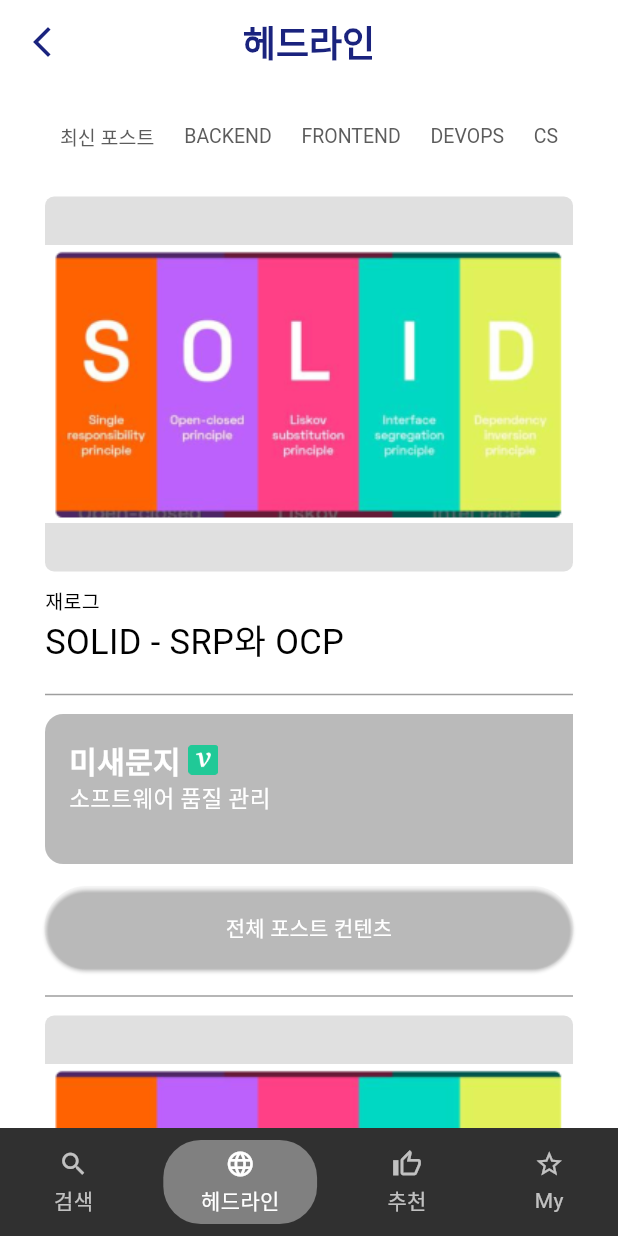
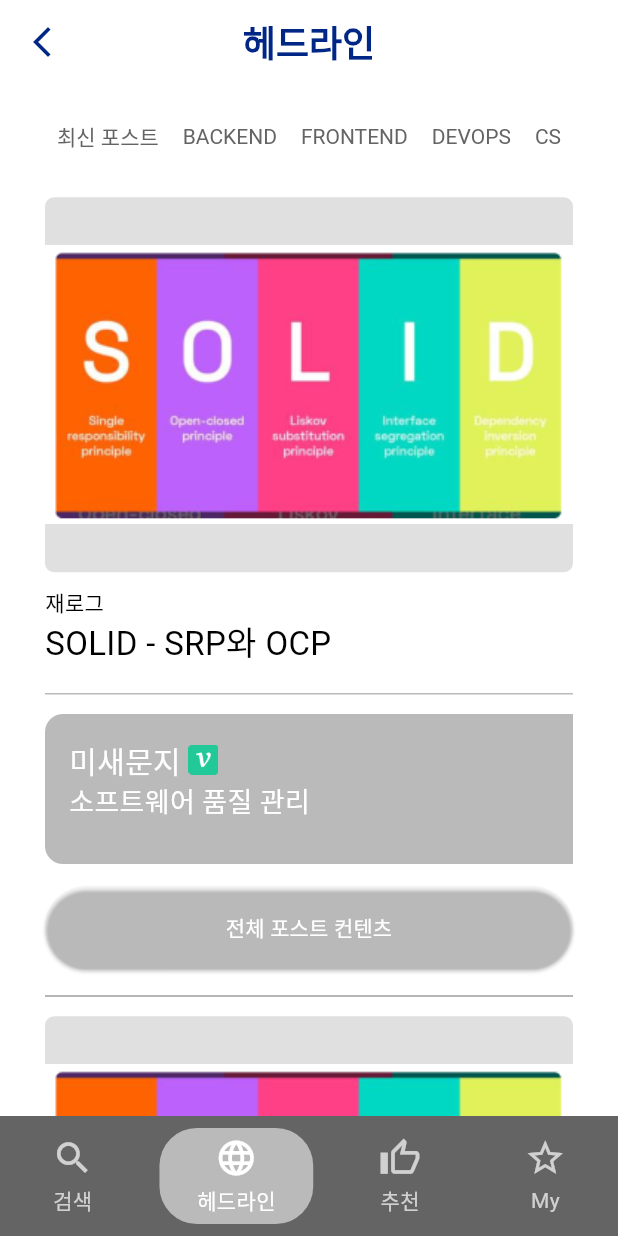
Before and after one commit to Indwoo/defee-frontend, a Flutter app: the screen it shows after launch, on a phone screen of 412 x 824 dp. Run offline on Flutter 3.47's test engine with Material 3 defaults, Android fonts, the phone set to English and light mode, and no system bars; our stand-ins replace share_plus, webview_flutter; Roboto replaces fonts that are missing (Pretendard).

Commit message:
[Feat] change `TextStyle` according to app_theme for various files

```diff
--- a/defeefront/lib/screens/headline/widgets/category.dart
+++ b/defeefront/lib/screens/headline/widgets/category.dart
@@ -1,3 +1,4 @@
+import 'package:defeefront/themes/app_theme.dart';
 import 'package:flutter/material.dart';
 
 class Category extends StatelessWidget {
@@ -10,10 +11,7 @@ class Category extends StatelessWidget {
       width: double.infinity,
       alignment: Alignment.center,
       child: DefaultTextStyle(
-        style: const TextStyle(
-          fontSize: 13,
-          color: Color.fromARGB(255, 92, 92, 92),
-        ),
+        style: DefeeTextStyles.hintSmall,
         child: Row(
           mainAxisAlignment: MainAxisAlignment.spaceAround,
           children: const [
--- a/defeefront/lib/screens/headline/widgets/popular.dart
+++ b/defeefront/lib/screens/headline/widgets/popular.dart
@@ -1,4 +1,5 @@
 import 'package:flutter/material.dart';
+import 'package:defeefront/themes/app_theme.dart';
 
 class Popular extends StatelessWidget {
   const Popular({super.key});
@@ -28,15 +29,15 @@ class Popular extends StatelessWidget {
           SizedBox(height: 10),
           Text(
             "재로그",
-            style: TextStyle(fontSize: 13, fontWeight: FontWeight.normal),
+            style: DefeeTextStyles.bodySmall,
           ),
           Text(
             "SOLID - SRP와 OCP",
-            style: TextStyle(fontSize: 23, fontWeight: FontWeight.normal),
+            style: DefeeTextStyles.bodyLarge,
           ),
           SizedBox(height: 10),
           Divider(
-            color: Colors.grey,
+            color: DefeeColors.grey,
             thickness: 1,
           ),
         ],
--- a/defeefront/lib/screens/headline/widgets/slide_post.dart
+++ b/defeefront/lib/screens/headline/widgets/slide_post.dart
@@ -1,4 +1,5 @@
 import 'package:flutter/material.dart';
+import 'package:defeefront/themes/app_theme.dart';
 
 class SlidePost extends StatelessWidget {
   const SlidePost({super.key});
@@ -30,7 +31,7 @@ class SlidePost extends StatelessWidget {
               backgroundColor: Color.fromARGB(1, 186, 186, 186)),
           child: const Text(
             "전체 포스트 컨텐츠",
-            style: TextStyle(color: Colors.white),
+            style: TextStyle(color: DefeeColors.white),
           ),
         ),
         SizedBox(height: 10),
@@ -51,7 +52,7 @@ class SlideItem extends StatelessWidget {
     return Container(
         width: 380,
         margin: const EdgeInsets.only(right: 20),
-        padding: const EdgeInsets.all(16),
+        padding: DefeeThemeSizes.thickPadding,
         decoration: BoxDecoration(
           color: Color.fromARGB(139, 129, 129, 129),
           borderRadius: BorderRadius.circular(12),
@@ -64,10 +65,7 @@ class SlideItem extends StatelessWidget {
               children: [
                 Text(
                   "미새문지",
-                  style: TextStyle(
-                      fontSize: 20,
-                      color: Colors.white,
-                      fontWeight: FontWeight.bold),
+                  style: DefeeTextStyles.onPrimaryMedium,
                 ),
                 SizedBox(width: 5),
                 Image(
@@ -78,7 +76,7 @@ class SlideItem extends StatelessWidget {
             ),
             Text(
               "소프트웨어 품질 관리",
-              style: TextStyle(fontSize: 15, color: Colors.white),
+              style: DefeeTextStyles.onPrimarySmall,
             )
           ],
         ));
--- a/defeefront/lib/screens/post/widgets/post_app_bar.dart
+++ b/defeefront/lib/screens/post/widgets/post_app_bar.dart
@@ -1,3 +1,4 @@
+import 'package:defeefront/themes/app_theme.dart';
 import 'package:flutter/material.dart';
 import 'package:flutter/services.dart';
 import 'package:share_plus/share_plus.dart'; // share_plus 패키지 추가
@@ -39,10 +40,7 @@ class PostAppBar extends StatelessWidget implements PreferredSizeWidget {
                 ),
                 child: Text(
                   url,
-                  style: const TextStyle(
-                    fontSize: 14,
-                    color: Colors.black,
-                  ),
+                  style: DefeeTextStyles.bodySmall,
                   overflow: TextOverflow.ellipsis,
                 ),
               ),
@@ -105,7 +103,7 @@ class PostAppBar extends StatelessWidget implements PreferredSizeWidget {
                 offset: const Offset(0, -10),
                 child: const Text(
                   'AI',
-                  style: TextStyle(fontSize: 10, color: Colors.black),
+                  style: DefeeTextStyles.bodyTiny,
                 ),
               ),
             ],
--- a/defeefront/lib/themes/app_theme.dart
+++ b/defeefront/lib/themes/app_theme.dart
@@ -7,6 +7,7 @@ class DefeeColors {
   static const black = Color(0xff000000);
   static const lightBlue = Color(0xff85A0E4);
   static const grey = Color(0xffBABABA);
+  static const surfaceContainerGrey = Color(0xff646464);
   static const blackopacity = Color(0x44000000);
   static const red = Color(0xffFF0000);
 }
@@ -33,6 +34,11 @@ class DefeeThemeSizes {
 
 // text styles
 class DefeeTextStyles {
+  static const TextStyle bodyTiny = TextStyle(
+    fontFamily: "Pretendard",
+    fontSize: 10,
+    color: DefeeColors.black,
+  );
   static const TextStyle bodySmall = TextStyle(
     fontFamily: "Pretendard",
     fontSize: 14,
@@ -49,6 +55,18 @@ class DefeeTextStyles {
     fontFamily: "Pretendard",
     fontSize: 22,
     color: DefeeColors.black,
+  );
+
+  static const TextStyle onPrimarySmall = TextStyle(
+    fontFamily: "Pretendard",
+    fontSize: 18,
+    color: DefeeColors.white,
+  );
+
+  static const TextStyle onPrimaryMedium = TextStyle(
+    fontFamily: "Pretendard",
+    fontSize: 20,
+    color: DefeeColors.white,
   );
 
   static const TextStyle onPrimaryLarge = TextStyle(
@@ -72,8 +90,14 @@ class DefeeTextStyles {
 
   static const TextStyle hint = TextStyle(
     fontFamily: "Pretendard",
+    fontSize: 18,
+    color: DefeeColors.grey,
+  );
+
+  static const TextStyle hintSmall = TextStyle(
+    fontFamily: "Pretendard",
     fontSize: 14,
-    color: DefeeColors.grey,
+    color: DefeeColors.surfaceContainerGrey,
   );
 }
 
@@ -153,7 +177,10 @@ class AppTheme {
     onPrimary: DefeeColors.white,
     secondary: DefeeColors.lightBlue,
     onSecondary: DefeeColors.white,
+    secondaryContainer: DefeeColors.grey,
+    onSecondaryContainer: DefeeColors.white,
     surface: DefeeColors.white,
+    surfaceContainer: DefeeColors.surfaceContainerGrey,
     onSurface: DefeeColors.black,
     onSurfaceVariant: DefeeColors.grey,
     error: DefeeColors.red,
--- a/defeefront/lib/widgets/basic_modal.dart
+++ b/defeefront/lib/widgets/basic_modal.dart
@@ -1,3 +1,4 @@
+import 'package:defeefront/themes/app_theme.dart';
 import 'package:flutter/material.dart';
 
 class BasicModal extends StatelessWidget {
@@ -26,7 +27,7 @@ class BasicModal extends StatelessWidget {
           if (title != null && title!.isNotEmpty)
             Text(
               title!,
-              style: TextStyle(fontSize: 18, fontWeight: FontWeight.bold),
+              style: DefeeTextStyles.bodyMedium,
             ),
           SizedBox(height: 40),
           SizedBox(height: 100, child: child),
--- a/defeefront/lib/widgets/footer.dart
+++ b/defeefront/lib/widgets/footer.dart
@@ -8,7 +8,7 @@ class Footer extends StatelessWidget {
     final String? currentRoute = ModalRoute.of(context)?.settings.name;
 
     return Container(
-      color: Colors.grey[850],
+      color: Theme.of(context).colorScheme.surfaceContainer,
       padding: const EdgeInsets.symmetric(vertical: 8),
       child: Row(
         mainAxisAlignment: MainAxisAlignment.spaceAround,
@@ -70,7 +70,7 @@ class Footer extends StatelessWidget {
               decoration: isActive
                   ? BoxDecoration(
                       borderRadius: BorderRadius.circular(25),
-                      color: Colors.white38,
+                      color: Theme.of(context).colorScheme.secondaryContainer,
                     )
                   : null,
               child: Column(
@@ -78,7 +78,7 @@ class Footer extends StatelessWidget {
                 children: [
                   Icon(
                     icon,
-                    size: 20,
+                    size: 28,
                     color: isActive ? Colors.white : Colors.white70,
                   ),
                   const SizedBox(height: 4),
--- a/defeefront/lib/widgets/header.dart
+++ b/defeefront/lib/widgets/header.dart
@@ -10,7 +10,7 @@ class Header extends StatelessWidget implements PreferredSizeWidget {
       leading: IconButton(
         icon: Icon(
           Icons.arrow_back_ios_new,
-          color: Colors.indigo[900],
+          color: Theme.of(context).colorScheme.primary,
           size: 24,
         ),
         onPressed: () {
@@ -19,10 +19,6 @@ class Header extends StatelessWidget implements PreferredSizeWidget {
       ),
       title: Text(
         "헤드라인",
-        style: TextStyle(
-            color: Colors.indigo[900],
-            fontWeight: FontWeight.bold,
-            fontSize: 24),
       ),
     );
   }
```
